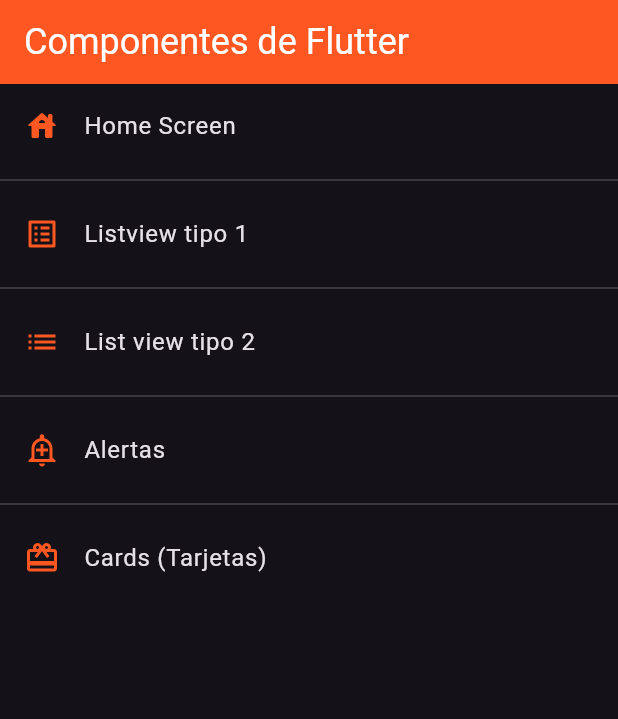
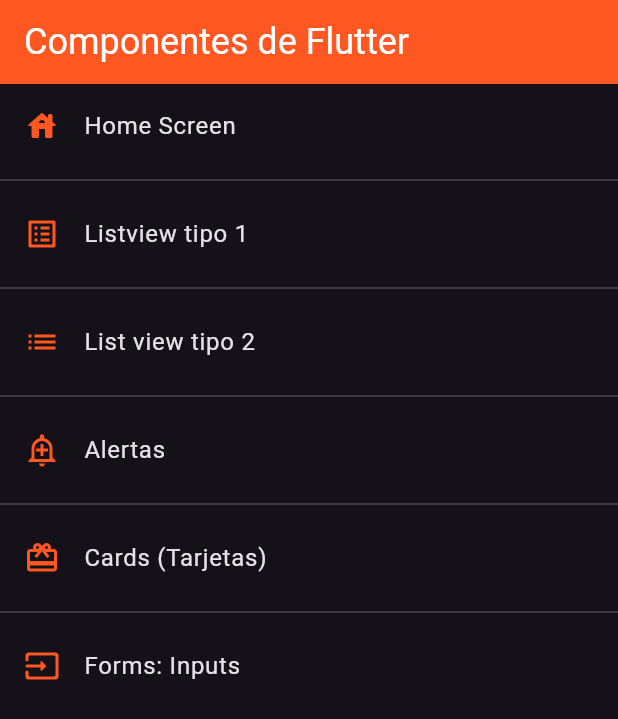
Before and after one commit to jeroen1010/fl_components, a Flutter app: the screen it shows after launch, on a phone screen of 412 x 824 dp. Shown: the top 719 px of the screen. Run offline on Flutter 3.47's test engine with Material 3 defaults, Android fonts, the phone set to English and light mode, and no system bars.

Commit message:
Pantalla del formulario

```diff
--- a/lib/routes/app_routes.dart
+++ b/lib/routes/app_routes.dart
@@ -31,6 +31,11 @@ class AppRoutes {
       icon: Icons.card_giftcard,
       name: 'Cards (Tarjetas)',
       screen: const CardScreen()),
+      MenuOption(
+      route: 'inputs',
+      icon: Icons.input_rounded,
+      name: 'Forms: Inputs',
+      screen: const InputsScreen()),
   ];
 
   static Map<String, Widget Function(BuildContext)> getAppRoutes(){
--- a/lib/screens/screens.dart
+++ b/lib/screens/screens.dart
@@ -4,3 +4,4 @@ export 'package:flutter/material.dart';
 export 'package:fl_components/screens/home_screen.dart';
 export 'package:fl_components/screens/alert_screen.dart';
 export 'package:fl_components/screens/card_screen.dart';
+export 'package:fl_components/screens/inputs_screen.dart';
```
Also changed, not shown: lib/screens/inputs_screen.dart (added, +47 -0 lines).
